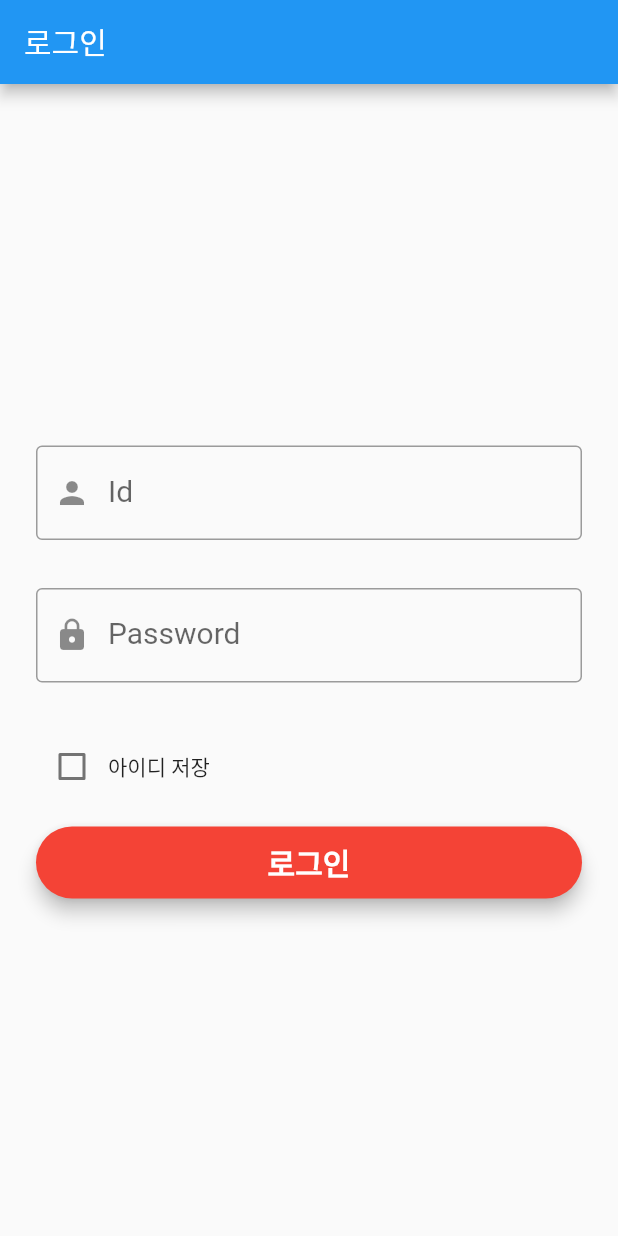
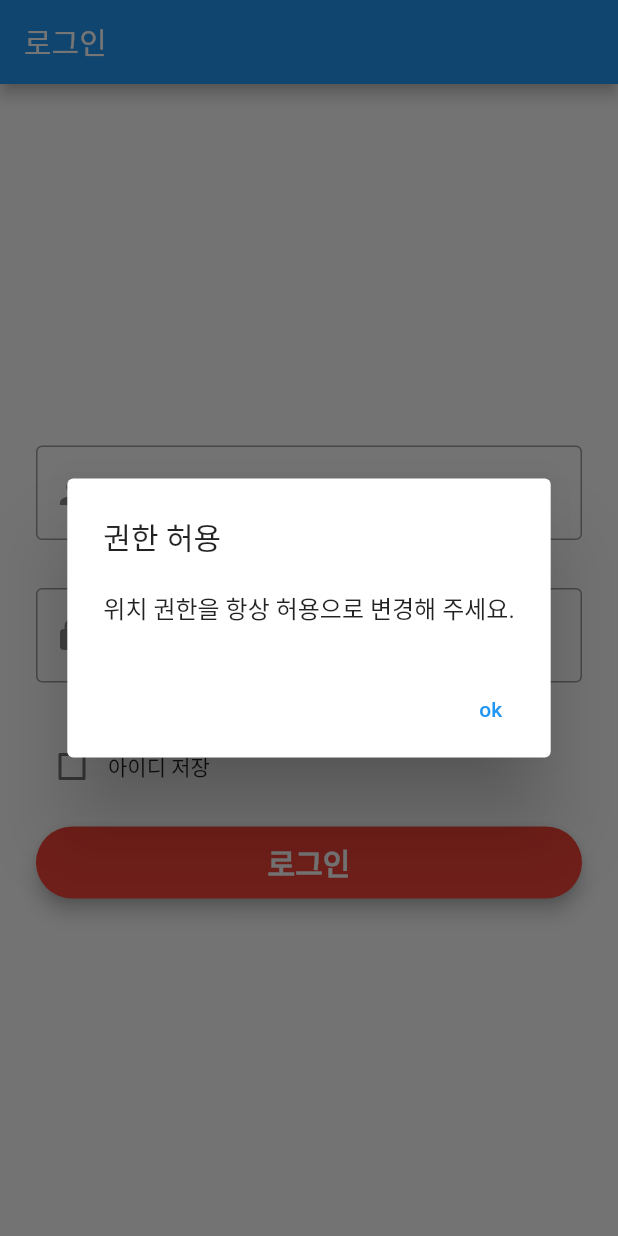
Before and after one commit to wooyoungkwak/flutter-teragate-V1, a Flutter app: the screen it shows after launch, on a phone screen of 412 x 824 dp. Run offline on Flutter 3.47's test engine with Material 2 defaults, Android fonts, the light colour scheme and no system bars; our stand-ins replace flutter_local_notifications, flutter_secure_storage, flutter_speed_dial, fluttertoast, permission_handler, shared_preferences and 1 more; missing offline and left inert: beacons_plugin, bottom_picker, flutter_inappwebview, move_to_background, network_info_plus, simple_fontellico_progress_dialog; Roboto replaces fonts that are missing (Montserrat).

Commit message:
수정 완료 ...

```diff
--- a/lib/config/env.dart
+++ b/lib/config/env.dart
@@ -76,7 +76,11 @@ class Env {
   static const String MSG_GET_OUT_FAIL = "퇴근 등록이 실패 하였습니다.";
   static const String MSG_MINOR_FAIL = "비콘이 존재 하지 않습니다. 등록을 실패하였습니다.";
   static const String MSG_LODING = "등록중입니다 ....";
+  static const String MSG_PERMISSON_LOCATION = "위치 권한을 항상 허용으로 변경해 주세요.";
 
+
+
+  static const String TITLE_PERMISSION = "권한 허용";
   static const String TITLE_DIALOG = "알림";
   static const String TITLE_BEACON_NOTIFICATION = "비콘 설정";
 
--- a/lib/services/permission_service.dart
+++ b/lib/services/permission_service.dart
@@ -1,7 +1,6 @@
 import 'dart:io';
 
 import 'package:permission_handler/permission_handler.dart';
-import 'package:app_settings/app_settings.dart';
 
 Future<String> callPermissions() async {
 
@@ -23,6 +22,6 @@ Future<String> callPermissions() async {
     return 'permission success';
   }
 
-  AppSettings.openAppSettings();
+  // AppSettings.openAppSettings();
   return 'permission failed';
 }
--- a/lib/states/login_state.dart
+++ b/lib/states/login_state.dart
@@ -30,7 +30,10 @@ class LoginState extends State<Login> {
   @override
   void initState() {
     super.initState();
-    callPermissions().then((data) => Log.debug(data));
+    callPermissions().then((data) {
+      Log.debug(data);
+      showConfirmDialog(context, Env.TITLE_PERMISSION, Env.MSG_PERMISSON_LOCATION);
+    });
 
     _loginIdContoroller = TextEditingController(text: "");
     _passwordContorller = TextEditingController(text: "");
```
